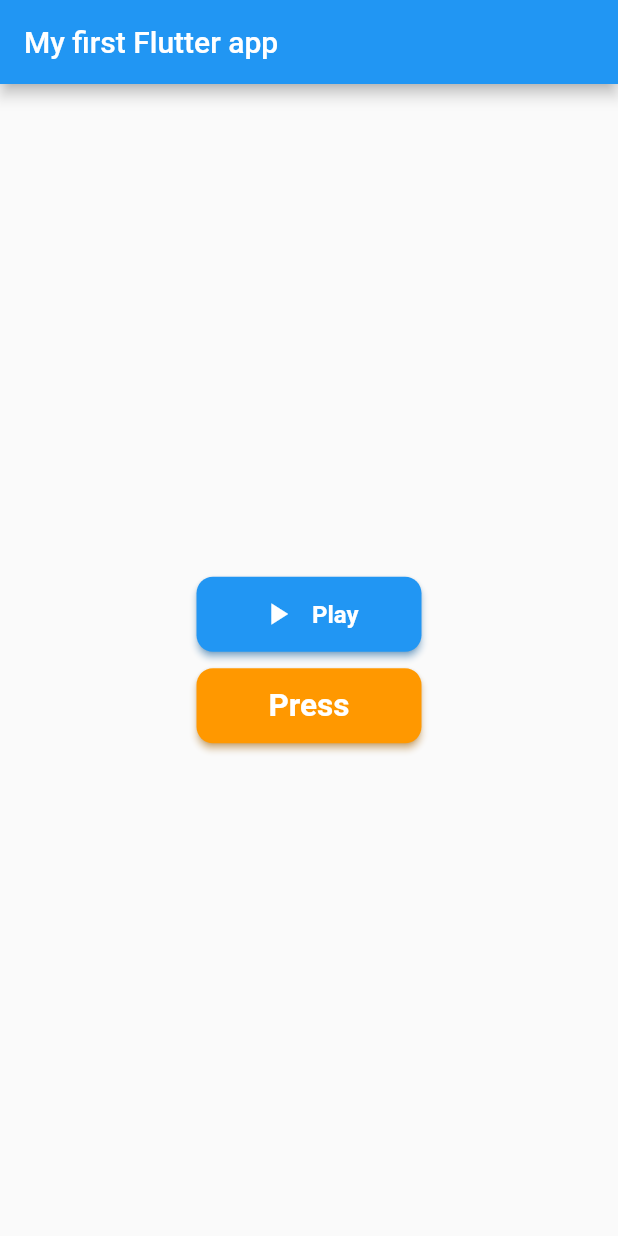
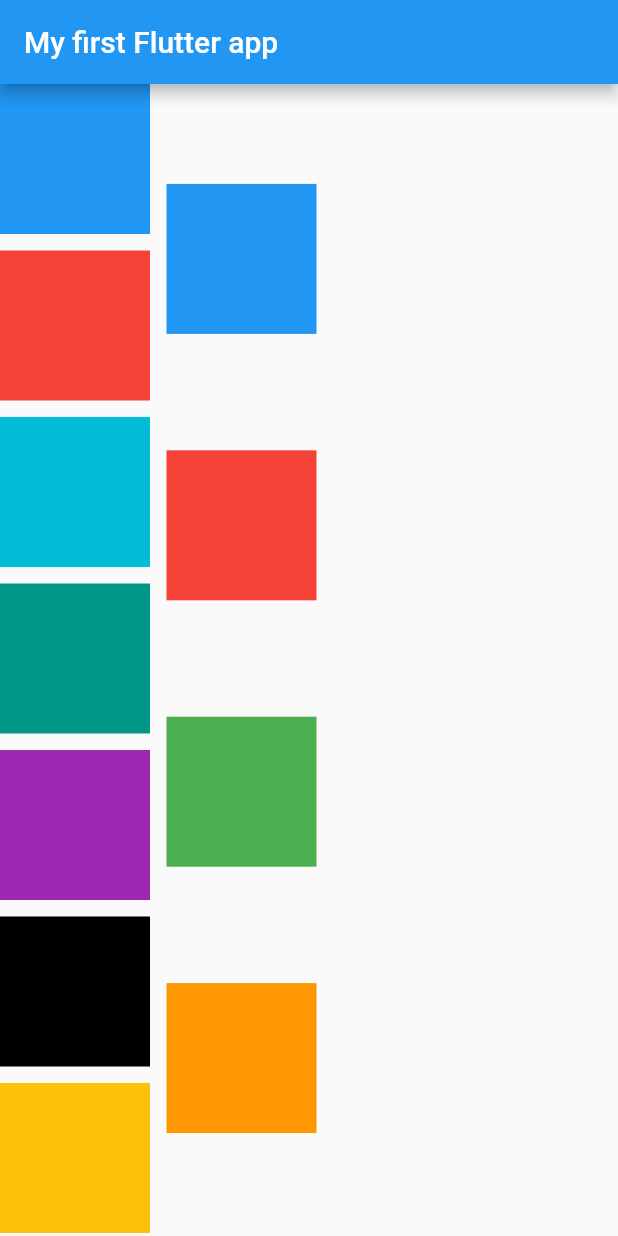
Before and after one commit to Spider-Calvin/MyFirst-Flutter-App, a Flutter app: the screen it shows after launch, on a phone screen of 412 x 824 dp. Run offline on Flutter 3.47's test engine with Material 2 defaults, Android fonts, the phone set to English and light mode, and no system bars.

Commit message:
Wrap widget influtter same as Flex-wrap in Css flex

```diff
--- a/lib/main.dart
+++ b/lib/main.dart
@@ -1,8 +1,5 @@
 import 'package:flutter/material.dart';
 import 'package:flutter/services.dart';
-import 'package:intl/intl.dart';
-import 'package:my_first_flutterapp/widgets/roundedbtn.dart';
-import 'package:my_first_flutterapp/ui_helper/util.dart';
 
 void main() {
   runApp(const MyApp());
@@ -57,37 +54,79 @@ class _MyHomePage extends State<MyHomePage>  {
         appBar: AppBar(
           title: const Text("My first Flutter app"),
         ),
-        body:Center(
-          child: Column(
-            mainAxisAlignment: MainAxisAlignment.center,
+        body: Container(
+          child:Wrap(
+            direction: Axis.vertical,
+            alignment: WrapAlignment.spaceEvenly,
+            spacing: 11,
+            runSpacing: 11,
             children: [
               Container(
-                width: 150,
-                height: 50,
-                child: RoundedButton(
-                  btnName: 'Play',
-                  icon: Icon(Icons.play_arrow),
-                  textStyle: mTextStyle16(),
-                  callback: () {
-                    print("Logged in!!");
-                  },
-                ),
+                width: 100,
+                height: 100,
+                color: Colors.blue,
               ),
+
               Container(
-                height: 11,
+                width: 100,
+                height: 100,
+                color: Colors.red,
               ),
+
               Container(
-                width: 150,
-                height: 50,
-                child: RoundedButton(
-                  btnName: 'Press',
-                  bgColor: Colors.orange,
-                  textStyle: mTextStyle21(),
-                  callback: () {
-                    print("Logged in!!");
-                  },
-                ),
+                width: 100,
+                height: 100,
+                color: Colors.cyan,
               ),
+
+              Container(
+                width: 100,
+                height: 100,
+                color: Colors.teal,
+              ),
+
+              Container(
+                width: 100,
+                height: 100,
+                color: Colors.purple,
+              ),
+
+              Container(
+                width: 100,
+                height: 100,
+                color: Colors.black,
+              ),
+
+              Container(
+                width: 100,
+                height: 100,
+                color: Colors.amber,
+              ),
+
+              Container(
+                width: 100,
+                height: 100,
+                color: Colors.blue,
+              ),
+
+              Container(
+                width: 100,
+                height: 100,
+                color: Colors.red,
+              ),
+
+              Container(
+                width: 100,
+                height: 100,
+                color: Colors.green,
+              ),
+
+              Container(
+                width: 100,
+                height: 100,
+                color: Colors.orange,
+              ),
+
             ],
           ),
         )
```
